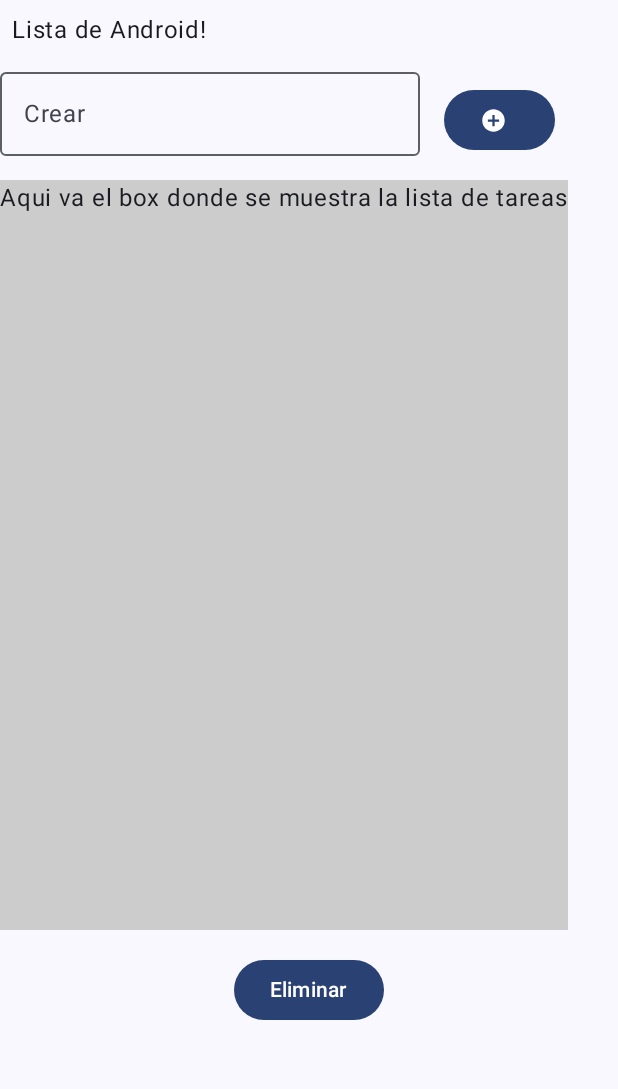
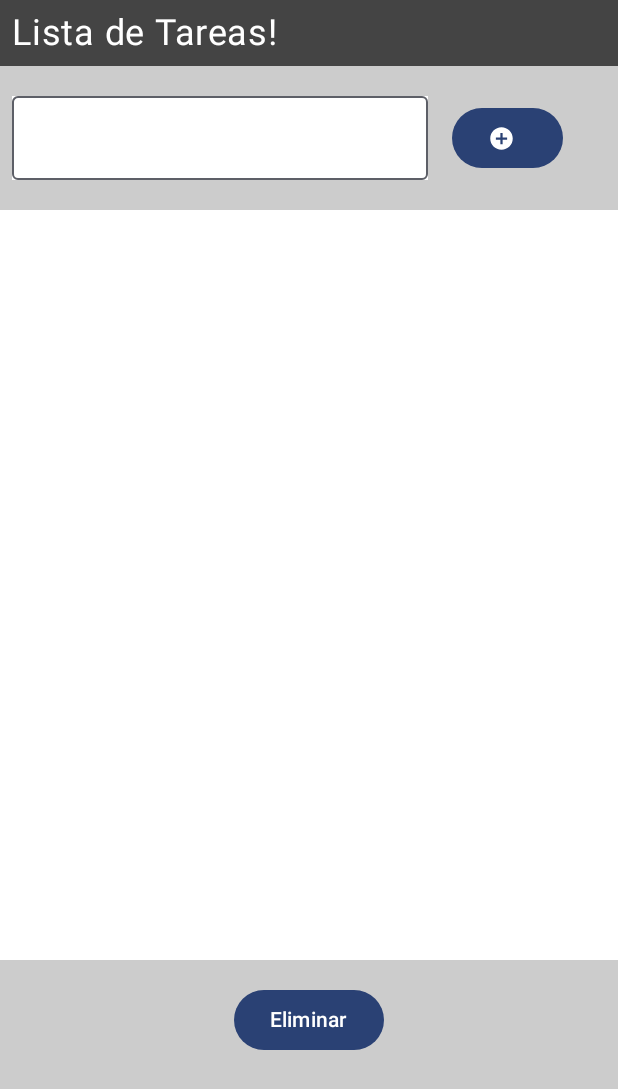
Before and after one commit to DaJhara/listaTareasJara, an Android app built with Jetpack Compose: the screen it shows after launch (MainActivity), on a phone screen of 412 x 824 dp. Shown: the top 1089 px of the screen. Run offline under Robolectric (Android 15) with nearby library versions, the phone set to English and light mode, and no system bars.

Commit message:
Update MainActivity.kt

```diff
--- a/app/src/main/java/com/example/listatareasjara/MainActivity.kt
+++ b/app/src/main/java/com/example/listatareasjara/MainActivity.kt
@@ -1,7 +1,6 @@
 package com.example.listatareasjara
 
 import android.os.Bundle
-import android.text.Layout
 import androidx.activity.ComponentActivity
 import androidx.activity.compose.setContent
 import androidx.compose.foundation.background
@@ -15,13 +14,15 @@ import androidx.compose.foundation.layout.fillMaxWidth
 import androidx.compose.foundation.layout.height
 import androidx.compose.foundation.layout.padding
 import androidx.compose.foundation.layout.size
+import androidx.compose.foundation.layout.wrapContentWidth
+import androidx.compose.foundation.lazy.LazyColumn
+import androidx.compose.foundation.lazy.items
+import androidx.compose.foundation.lazy.itemsIndexed
 import androidx.compose.material.icons.Icons
-import androidx.compose.material.icons.filled.Add
 import androidx.compose.material.icons.filled.AddCircle
-import androidx.compose.material.icons.filled.Favorite
-import androidx.compose.material.icons.filled.Search
 import androidx.compose.material3.Button
 import androidx.compose.material3.ButtonDefaults
+import androidx.compose.material3.Checkbox
 import androidx.compose.material3.ExperimentalMaterial3Api
 import androidx.compose.material3.Icon
 import androidx.compose.material3.MaterialTheme
@@ -30,14 +31,18 @@ import androidx.compose.material3.Surface
 import androidx.compose.material3.Text
 import androidx.compose.runtime.Composable
 import androidx.compose.runtime.getValue
+import androidx.compose.runtime.mutableStateListOf
 import androidx.compose.runtime.mutableStateOf
 import androidx.compose.runtime.remember
 import androidx.compose.runtime.setValue
 import androidx.compose.ui.Alignment
 import androidx.compose.ui.Modifier
 import androidx.compose.ui.graphics.Color
+import androidx.compose.ui.semantics.Role.Companion.Checkbox
+import androidx.compose.ui.text.font.FontFamily
 import androidx.compose.ui.tooling.preview.Preview
 import androidx.compose.ui.unit.dp
+import androidx.compose.ui.unit.sp
 import com.example.listatareasjara.ui.theme.ListaTareasJaraTheme
 
 class MainActivity : ComponentActivity() {
@@ -50,20 +55,27 @@ class MainActivity : ComponentActivity() {
                     modifier = Modifier.fillMaxSize(),
                     color = MaterialTheme.colorScheme.background
                 ) {
-                    MyApp("Android")
+                    MyApp("Tareas")
                 }
             }
         }
     }
 }
 
+data class task(val description: String, var isComplete: Boolean)
+
 @Composable
 fun MyApp(name: String, modifier: Modifier = Modifier) {
-    Column {
+    Column(modifier = Modifier.background(color = Color.DarkGray).fillMaxWidth()) {
+        Row(modifier = Modifier.fillMaxWidth()){
             Text(
                 text = "Lista de $name!",
-            modifier = modifier.padding(8.dp)
+                modifier = Modifier.padding(8.dp).fillMaxWidth(),
+                color = Color.White,
+                fontFamily = FontFamily.SansSerif,
+                fontSize = 24.sp
             )
+        }
         taskbar()
     }
 }
@@ -71,16 +83,31 @@ fun MyApp(name: String, modifier: Modifier = Modifier) {
 @OptIn(ExperimentalMaterial3Api::class)
 @Composable
 fun taskbar() {
-    Column(modifier = Modifier.fillMaxSize()) {
-        Row() {
+    val taskList = remember { mutableStateListOf<task>() }
+    val taskText = remember { mutableStateOf("") }
+
+    Column(modifier = Modifier.fillMaxSize().background(color = Color.LightGray)) {
+        Row(modifier = Modifier.padding(8.dp),
+            verticalAlignment = Alignment.CenterVertically) {
             var text by remember { mutableStateOf("") }
+            Box(modifier = Modifier.weight(0.7f)
+            ) {
                 OutlinedTextField(
-                value = text,
-                onValueChange = { text = it },
-                label = { Text("Crear") },
-                singleLine = true
+                    value = taskText.value,
+                    onValueChange = {taskText.value = it},
+                    modifier = Modifier.background(Color.White).fillMaxWidth()
                 )
-            Button(onClick = { /* Do something! */ }, modifier = Modifier.padding(16.dp)) {
+            }
+            Box(
+                modifier = Modifier.weight(0.3f)
+            ) {
+                Button(
+                    onClick = {
+                        if (taskText.value.isNotBlank()) {
+                            taskList.add(task(taskText.value, false))
+                            taskText.value = ""
+                        }
+                    }, modifier = Modifier.padding(16.dp)) {
                     Icon(
                         Icons.Filled.AddCircle,
                         contentDescription = null,
@@ -89,26 +116,51 @@ fun taskbar() {
                     Spacer(Modifier.size(ButtonDefaults.IconSpacing))
                 }
             }
+        }
         Row() {
-            Box(modifier = Modifier.height(500.dp).background(color = Color.LightGray)) {
-                Text(text = "Aqui va el box donde se muestra la lista de tareas")
+            Box(modifier = Modifier.height(500.dp).background(color = Color.White)) {
+                LazyColumn(modifier = Modifier.fillMaxSize()) {
+                    items(taskList) { task ->
+                        val checked = remember { mutableStateOf(task.isComplete) }
+                        Row(modifier = Modifier.padding(8.dp),
+                                verticalAlignment = Alignment.CenterVertically) {
+                            Box(modifier = Modifier.weight(0.9f)
+                            ) {
+                                Text(
+                                    text = task.description,
+                                    modifier = Modifier.padding(start = 8.dp)
+                                )
                             }
-
+                            Box(
+                                modifier = Modifier.weight(0.1f)
+                            ) {
+                                Checkbox(
+                                    checked = checked.value,
+                                    onCheckedChange = { newValue ->
+                                        checked.value = newValue
+                                        taskList.find { it == task }?.isComplete = newValue
+                                    }
+                                )
+                            }
+                        }
+                    }
+                }
+            }
         }
         Row(modifier = Modifier.fillMaxSize(),
             horizontalArrangement = Arrangement.Center) {
-            Button(onClick = { /* Do something! */ }, modifier = Modifier.padding(16.dp)) {
+            Button(onClick = {
+                taskList.removeIf { it.isComplete }
+            }, modifier = Modifier.padding(16.dp)) {
                 Text(text = "Eliminar")
             }
         }
     }
 }
 
-
-
 @Preview(showBackground = true)
 @Composable
-fun GreetingPreview() {
+fun MyAppPreview() {
     ListaTareasJaraTheme {
         MyApp("Tareas")
     }
```
Lines whose indentation alone changed are shown as unchanged.
